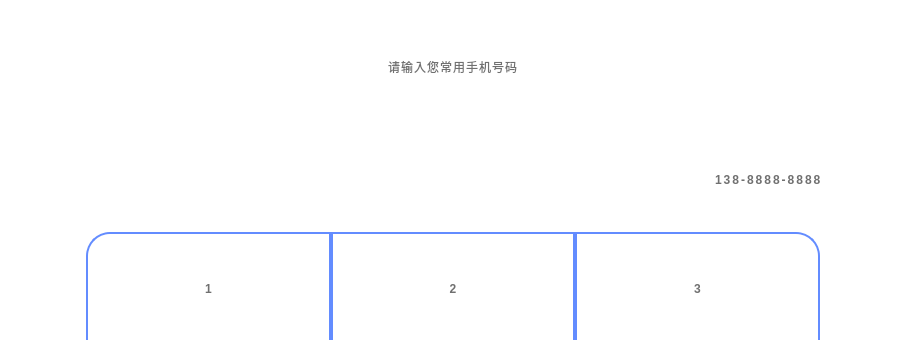
Qt form SSCard_System/uc_inputmobile.ui (leithergit/SSCard_System) before a commit; both pictures show x 181 to 1087 and y 0 to 340 of the 1268 by 872 pixel window.
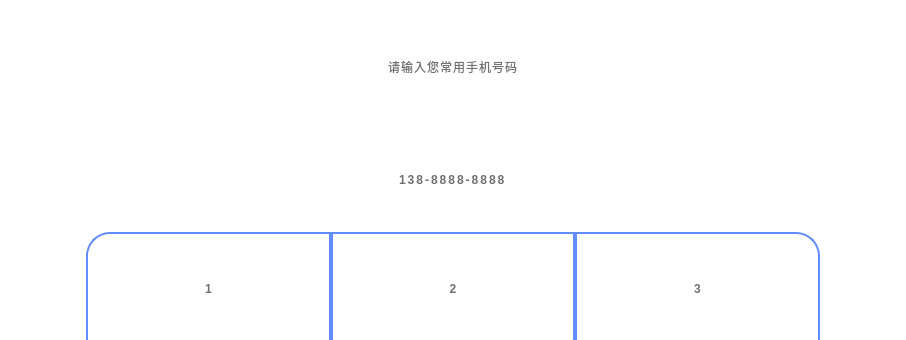
The same form after that commit. Icons and pictures are not drawn.

```diff
--- a/SSCard_System/uc_inputmobile.ui
+++ b/SSCard_System/uc_inputmobile.ui
@@ -115,7 +115,7 @@
           <number>13</number>
          </property>
          <property name="alignment">
-          <set>Qt::AlignRight|Qt::AlignTrailing|Qt::AlignVCenter</set>
+          <set>Qt::AlignCenter</set>
          </property>
         </widget>
        </item>
```
